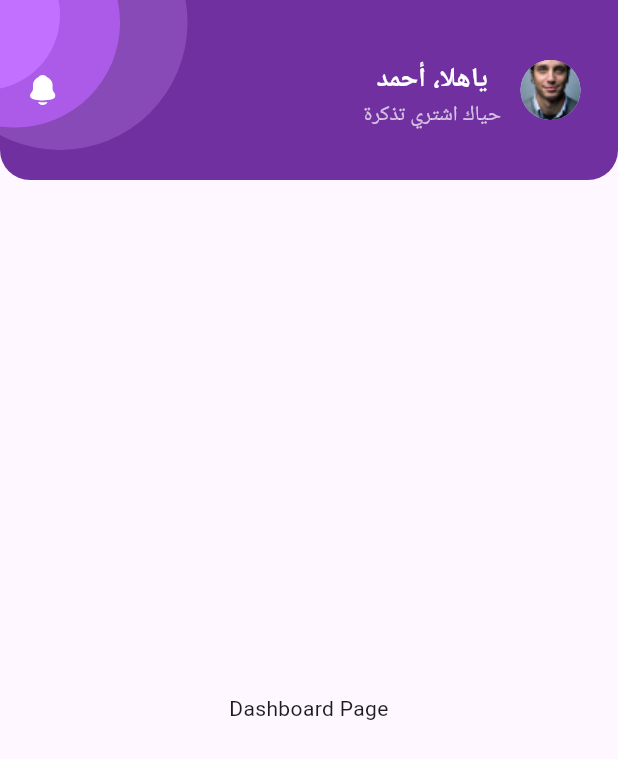
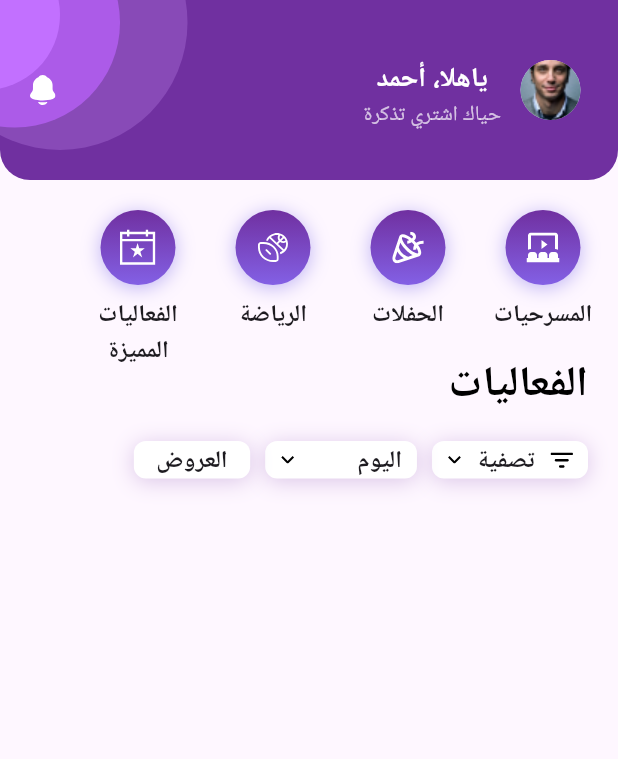
Before and after one commit to YousefAl-Ahmed/Just-Tickets, a Flutter app: the DashboardPage screen opened directly, on a phone screen of 412 x 824 dp. Shown: the top 759 px of the screen. Run offline on Flutter 3.47's test engine with Material 3 defaults, Android fonts, the phone set to English and light mode, and no system bars; our stand-ins replace firebase_core, flutter_riverpod, flutter_svg, google_fonts, google_nav_bar; accounts and stored records are empty.

Commit message:
filter circles + filter squares done (dropdown isn't perfect)

```diff
--- a/lib/constants/assets.dart
+++ b/lib/constants/assets.dart
@@ -3,4 +3,10 @@ class Assets {
   static const justTicketsLogo = 'assets/JustTicketsLogo.png';
   static const profilePic = 'assets/profile_pic.png';
   static const bell = 'assets/bell.svg';
+  static const sports = 'assets/sports.svg';
+  static const theater = 'assets/theater.svg';
+  static const concerts = 'assets/concerts.svg';
+  static const featuredEvents = 'assets/featuredEvents.svg';
+  static const filter = 'assets/filter.svg';
+  static const downArrow = 'assets/down_arrow.svg';
 }
--- a/lib/features/dashboard/screens/dashboard.dart
+++ b/lib/features/dashboard/screens/dashboard.dart
@@ -1,5 +1,6 @@
 import 'package:flutter/material.dart';
 import 'package:just_tickets/features/dashboard/widgets/custom_app_bar.dart';
+import 'package:just_tickets/features/dashboard/widgets/filter_row.dart';
 import '../widgets/circle_filter.dart'; // Import the reusable CircleFilter widget
 import 'package:just_tickets/constants/assets.dart'; // Assuming icons are stored in Assets class
 
@@ -9,9 +10,58 @@ class DashboardPage extends StatelessWidget {
   @override
   Widget build(BuildContext context) {
     return Scaffold(
-      appBar: CustomAppBar(), // Use the custom AppBar here
-      body: Center(
-        child: Text('Dashboard Page'),
+      appBar: CustomAppBar(), // Your custom AppBar
+
+      body: Padding(
+        padding: const EdgeInsets.only(top: 20.0), // 20px below the AppBar
+        child: Column(
+          children: [
+            const Row(
+              mainAxisAlignment:
+                  MainAxisAlignment.start, // Distribute circles evenly
+              children: [
+                CircleFilter(
+                  iconAsset: Assets.theater, // Path to your icon
+                  label: 'المسرحيات',
+                ),
+                CircleFilter(
+                  iconAsset: Assets.concerts, // Path to your icon
+                  label: 'الحفلات',
+                ),
+                CircleFilter(
+                  iconAsset: Assets.sports, // Path to your icon
+                  label: 'الرياضة',
+                ),
+                CircleFilter(
+                  iconAsset: Assets.featuredEvents, // Path to your icon
+                  label: 'الفعاليات المميزة',
+                ),
+              ],
+            ),
+            Column(
+              crossAxisAlignment:
+                  CrossAxisAlignment.start, // Align text to the right (RTL)
+              children: [
+                // const SizedBox(height: 20), // Add padding before title
+                Padding(
+                  padding: const EdgeInsets.only(right: 20.0),
+                  child: Text(
+                    'الفعاليات',
+                    style: Theme.of(context).textTheme.headlineMedium?.copyWith(
+                          fontWeight: FontWeight.bold,
+                          color: Colors.black,
+                        ),
+                  ),
+                ),
+                const SizedBox(
+                    height: 20), // Space between title and filter row
+
+                // Now we move to the filter row (three filter buttons)
+                const FilterRow(),
+              ],
+            ),
+          ],
+        ),
       ),
     );
   }
--- a/lib/features/dashboard/widgets/circle_filter.dart
+++ b/lib/features/dashboard/widgets/circle_filter.dart
@@ -1,4 +1,7 @@
 import 'package:flutter/material.dart';
+import 'package:flutter/widgets.dart';
+import 'package:flutter_svg/svg.dart';
+import 'package:just_tickets/themes/app_theme.dart';
 
 class CircleFilter extends StatelessWidget {
   final String iconAsset; // The path to the icon asset
@@ -12,7 +15,10 @@ class CircleFilter extends StatelessWidget {
 
   @override
   Widget build(BuildContext context) {
-    return Column(
+    return Padding(
+      padding: const EdgeInsets.only(right: 10.0),
+      child: Column(
+        mainAxisSize: MainAxisSize.min,
         children: [
           Container(
             width: 50,
@@ -38,24 +44,27 @@ class CircleFilter extends StatelessWidget {
               ],
             ),
             child: Center(
-            child: Image.asset(
-              iconAsset, // The icon inside the circle
-              width: 24, // Adjust icon size if needed
-              height: 24,
-              color: Colors.white, // Ensure the icon color fits the design
+              child: SvgPicture.asset(
+                iconAsset, // Use SVG for the notification icon
               ),
             ),
           ),
           const SizedBox(height: 8), // Space between circle and text
-        Text(
+          SizedBox(
+            width: 80,
+            height: 40, // Width of the text container
+            child: Text(
               label,
-          style: Theme.of(context).textTheme.bodyText1?.copyWith(
-                color: Colors.black, // Text color
-                fontWeight: FontWeight.bold, // Adjust weight if needed
-              ),
+              textWidthBasis: TextWidthBasis.parent,
+              softWrap: true,
+              maxLines: 2,
+              overflow: TextOverflow.visible,
+              style: Theme.of(context).textTheme.titleSmall,
               textAlign: TextAlign.center, // Ensure RTL is handled
             ),
+          ),
         ],
+      ),
     );
   }
 }
--- /dev/null
+++ b/lib/features/dashboard/widgets/filter_row.dart
@@ -0,0 +1,121 @@
+import 'package:flutter/material.dart';
+import 'package:just_tickets/constants/assets.dart';
+import 'package:just_tickets/features/dashboard/widgets/filter_square.dart';
+import 'package:just_tickets/features/dashboard/widgets/time_dropdown.dart';
+
+class FilterRow extends StatelessWidget {
+  const FilterRow({Key? key}) : super(key: key);
+
+  @override
+  Widget build(BuildContext context) {
+    return Padding(
+      padding: const EdgeInsets.only(right: 20.0), // Space on sides
+      child: Row(
+        mainAxisAlignment: MainAxisAlignment.start,
+        children: [
+          // First Filter Button (Filter Options)
+          FilterSquare(
+            label: 'تصفية',
+            rightIcon: Assets.filter, // Your SVG path for right icon
+            leftIcon: Assets.downArrow, // Your SVG path for left icon
+            onTap: () => _showFilterModal(context),
+          ),
+
+          // Second Filter Button (Dropdown for Time)
+          const Padding(
+            padding: EdgeInsets.symmetric(horizontal: 10.0),
+            child: TimeDropdown(),
+          ),
+
+          // Third Filter Button (Offers Filter)
+          FilterSquare(
+            label: 'العروض',
+            onTap: () => _applyOffersFilter(),
+          ),
+        ],
+      ),
+    );
+  }
+
+  // Function to open filter modal
+  void _showFilterModal(BuildContext context) {
+    showModalBottomSheet(
+      context: context,
+      builder: (BuildContext context) {
+        return _FilterModal();
+      },
+    );
+  }
+
+  // Function to apply offers filter (dummy for now)
+  void _applyOffersFilter() {
+    print("Offers filter applied");
+    // In the future, this will trigger the filtering of events based on offers
+  }
+}
+
+class _FilterModal extends StatelessWidget {
+  @override
+  Widget build(BuildContext context) {
+    return Padding(
+      padding: const EdgeInsets.all(16.0),
+      child: Column(
+        mainAxisSize: MainAxisSize.min,
+        children: [
+          // First section with checkboxes
+          _buildFilterCheckbox('أضيف حديثا', context),
+          _buildFilterCheckbox('الأعلى تقييما', context),
+          _buildFilterCheckbox('العروض', context),
+
+          const Divider(),
+
+          // Price range filter
+          Padding(
+            padding: const EdgeInsets.symmetric(vertical: 12.0),
+            child: Row(
+              children: [
+                Expanded(
+                  child: TextField(
+                    decoration: InputDecoration(
+                      labelText: 'من',
+                      border: OutlineInputBorder(),
+                    ),
+                    keyboardType: TextInputType.number,
+                  ),
+                ),
+                const SizedBox(width: 12),
+                Expanded(
+                  child: TextField(
+                    decoration: InputDecoration(
+                      labelText: 'إلى',
+                      border: OutlineInputBorder(),
+                    ),
+                    keyboardType: TextInputType.number,
+                  ),
+                ),
+              ],
+            ),
+          ),
+
+          ElevatedButton(
+            onPressed: () {
+              // Implement your filtering logic here
+              Navigator.pop(context);
+            },
+            child: const Text('تطبيق'),
+          ),
+        ],
+      ),
+    );
+  }
+
+  Widget _buildFilterCheckbox(String title, BuildContext context) {
+    return CheckboxListTile(
+      value: false, // Default value
+      onChanged: (bool? value) {
+        // Handle checkbox changes
+      },
+      title: Text(title, style: Theme.of(context).textTheme.bodyText1),
+    );
+  }
+}
--- /dev/null
+++ b/lib/features/dashboard/widgets/filter_square.dart
@@ -0,0 +1,62 @@
+import 'package:flutter/material.dart';
+import 'package:flutter_svg/flutter_svg.dart';
+
+class FilterSquare extends StatelessWidget {
+  final String label;
+  final String? leftIcon; // Optional: Path for the left SVG icon
+  final String? rightIcon; // Optional: Path for the right SVG icon
+  final VoidCallback onTap;
+
+  const FilterSquare({
+    Key? key,
+    required this.label,
+    this.leftIcon, // Allow null if there's no icon
+    this.rightIcon, // Allow null if there's no icon
+    required this.onTap,
+  }) : super(key: key);
+
+  @override
+  Widget build(BuildContext context) {
+    return GestureDetector(
+      onTap: onTap,
+      child: Container(
+        height: 25,
+        padding: const EdgeInsets.symmetric(horizontal: 5.0),
+        decoration: BoxDecoration(
+          borderRadius: BorderRadius.circular(8),
+          color: Colors.white,
+          boxShadow: [
+            BoxShadow(
+              color: const Color(0xFF7030A0).withOpacity(0.25), // Shadow color
+              offset: const Offset(0, 2),
+              blurRadius: 12,
+            ),
+          ],
+        ),
+        child: IntrinsicWidth(
+          child: Row(
+            mainAxisAlignment: MainAxisAlignment.center,
+            children: [
+              if (rightIcon != null) ...[
+                const SizedBox(width: 5),
+                SvgPicture.asset(rightIcon!),
+              ],
+              Padding(
+                padding: const EdgeInsets.symmetric(horizontal: 10.0),
+                child: Text(label, style: Theme.of(context).textTheme.titleSmall
+                    //  style: Theme.of(context).textTheme.bodyLarge
+                    ),
+              ),
+              if (leftIcon != null) ...[
+                SvgPicture.asset(
+                  leftIcon!,
+                ),
+                const SizedBox(width: 5),
+              ],
+            ],
+          ),
+        ),
+      ),
+    );
+  }
+}
--- /dev/null
+++ b/lib/features/dashboard/widgets/time_dropdown.dart
@@ -0,0 +1,64 @@
+import 'package:flutter/material.dart';
+import 'package:flutter_svg/svg.dart';
+import 'package:just_tickets/constants/assets.dart';
+
+class TimeDropdown extends StatefulWidget {
+  const TimeDropdown({Key? key}) : super(key: key);
+
+  @override
+  _TimeDropdownState createState() => _TimeDropdownState();
+}
+
+class _TimeDropdownState extends State<TimeDropdown> {
+  String _selectedTime = 'اليوم'; // Default value
+
+  @override
+  Widget build(BuildContext context) {
+    return Container(
+      height: 25,
+      // padding: const EdgeInsets.symmetric(horizontal: 16.0, vertical: 10.0),
+      decoration: BoxDecoration(
+        borderRadius: BorderRadius.circular(8),
+        color: Colors.white,
+        boxShadow: [
+          BoxShadow(
+            color: const Color(0xFF7030A0).withOpacity(0.25),
+            offset: const Offset(0, 2),
+            blurRadius: 12,
+          ),
+        ],
+      ),
+      child: DropdownButton<String>(
+        // center text
+
+        // isExpanded: true,
+        padding: const EdgeInsets.symmetric(horizontal: 10.0),
+        value: _selectedTime,
+        items: [
+          DropdownMenuItem(
+              value: 'اليوم',
+              child:
+                  Text('اليوم', style: Theme.of(context).textTheme.titleSmall)),
+          DropdownMenuItem(
+              value: 'غدا',
+              child:
+                  Text('غدا', style: Theme.of(context).textTheme.titleSmall)),
+          DropdownMenuItem(
+              value: 'هذا الاسبوع',
+              child: Text('هذا الاسبوع',
+                  style: Theme.of(context).textTheme.titleSmall)),
+        ],
+        onChanged: (value) {
+          setState(() {
+            _selectedTime = value!;
+          });
+          print("Selected time filter: $_selectedTime");
+        },
+        underline: SizedBox(), // Remove underline
+        icon: SvgPicture.asset(
+          Assets.downArrow,
+        ),
+      ),
+    );
+  }
+}
```
Also changed, not shown: assets/concerts.svg (added), assets/down_arrow.svg (added), assets/featuredEvents.svg (added), assets/filter.svg (added), assets/sports.svg (added), assets/theater.svg (added). Lines whose indentation alone changed are shown as unchanged.
